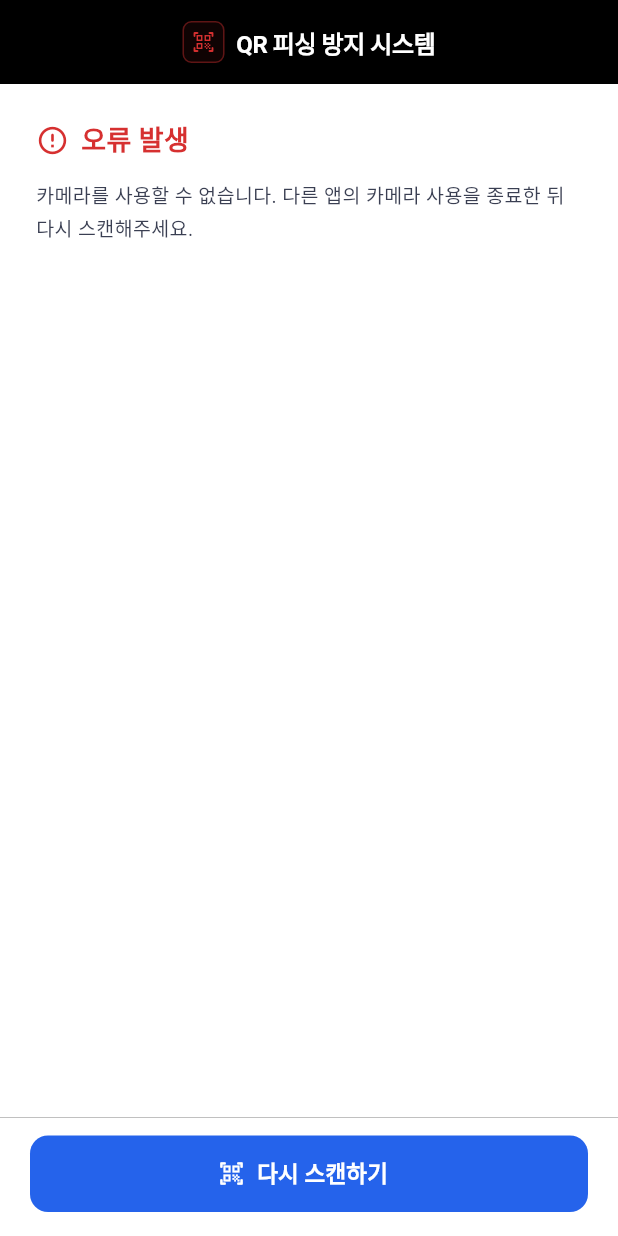
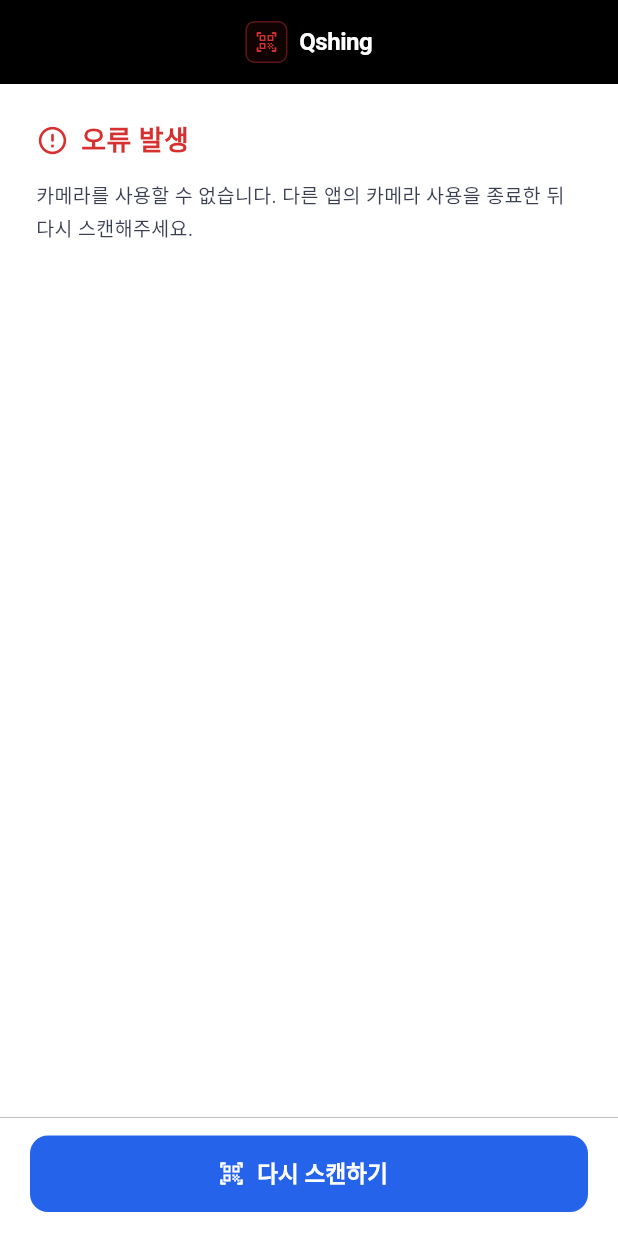
Before and after one commit to kimye72/Qshing_project, a Flutter app: the screen it shows after launch, on a phone screen of 412 x 824 dp. Run offline on Flutter 3.47's test engine with Material 3 defaults, Android fonts, the phone set to English and light mode, and no system bars; missing offline and left inert: mobile_scanner; Roboto replaces fonts that are missing (Pretendard).

Commit message:
chore: unify Android app display name as Qshing

```diff
--- a/qr_phishing_app/lib/main.dart
+++ b/qr_phishing_app/lib/main.dart
@@ -57,7 +57,7 @@ class QrPhishingApp extends StatelessWidget {
   @override
   Widget build(BuildContext context) {
     return MaterialApp(
-      title: 'QR 피싱 방지 시스템',
+      title: 'Qshing',
       debugShowCheckedModeBanner: false,
       theme: ThemeData(
         useMaterial3: true,
@@ -448,7 +448,7 @@ class _ScanPageState extends State<ScanPage>
             const SizedBox(width: 8),
             const Flexible(
               child: Text(
-                'QR 피싱 방지 시스템',
+                'Qshing',
                 maxLines: 2,
                 style: TextStyle(
                   color: Colors.white,
```
Also changed, not shown: 2 other files.
